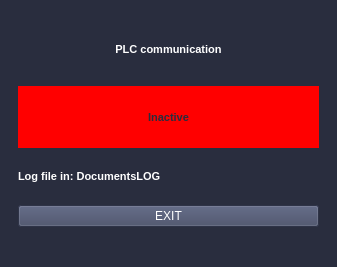
The window that logger.ui (rstanzani/seriale_microonde) describes before a commit, drawn with Qt 5.
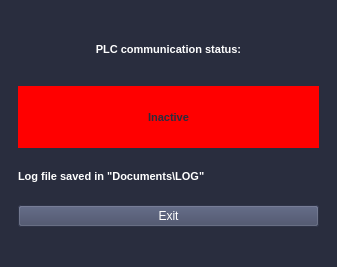
The same window after the commit. Icons and pictures are not drawn.

Commit message: Small changes to logger interface, add logger icon

The edit to the form file:
```diff
--- a/logger.ui
+++ b/logger.ui
@@ -62,7 +62,7 @@
                <string notr="true">color: rgb(255, 255, 255);</string>
               </property>
               <property name="text">
-               <string>PLC communication</string>
+               <string>PLC communication status:</string>
               </property>
               <property name="alignment">
                <set>Qt::AlignCenter</set>
@@ -125,7 +125,7 @@
              <string notr="true">color: rgb(255, 255, 255);</string>
             </property>
             <property name="text">
-             <string>Log file in: DocumentsLOG</string>
+             <string>Log file saved in &quot;Documents\LOG&quot;</string>
             </property>
            </widget>
           </item>
@@ -156,7 +156,7 @@
 :disabled {color:rgb(150, 150, 180); background-color:rgb(88, 96, 104) }</string>
             </property>
             <property name="text">
-             <string>EXIT</string>
+             <string>Exit</string>
             </property>
            </widget>
           </item>
```
The commit also changes 2 other files.
